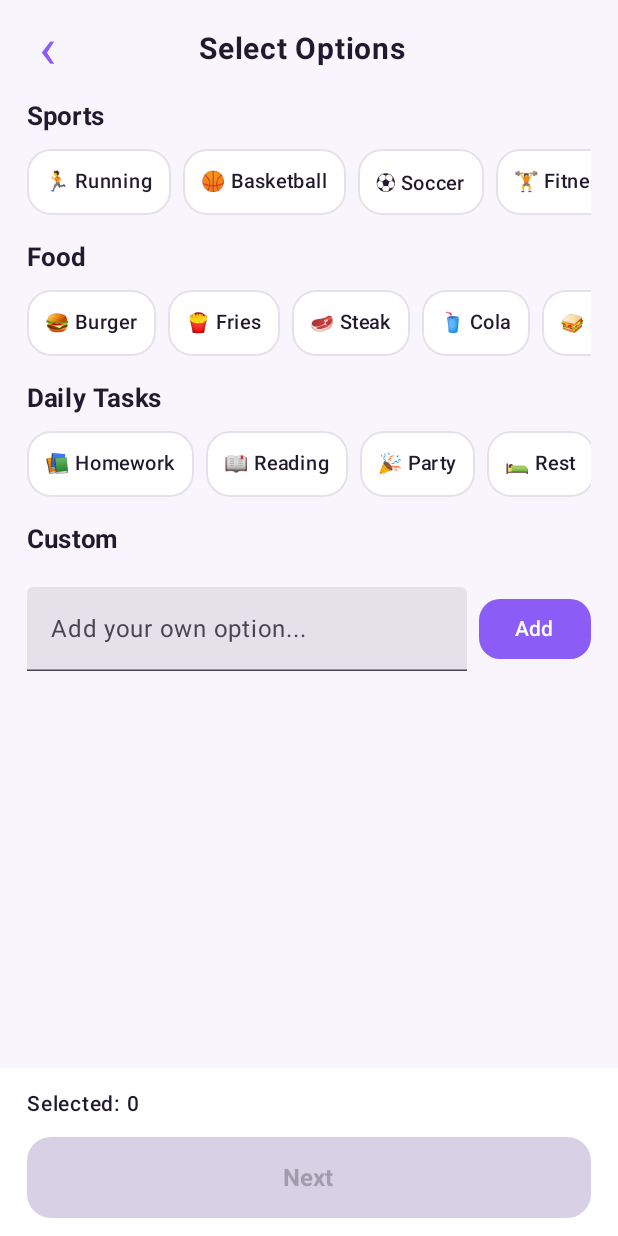
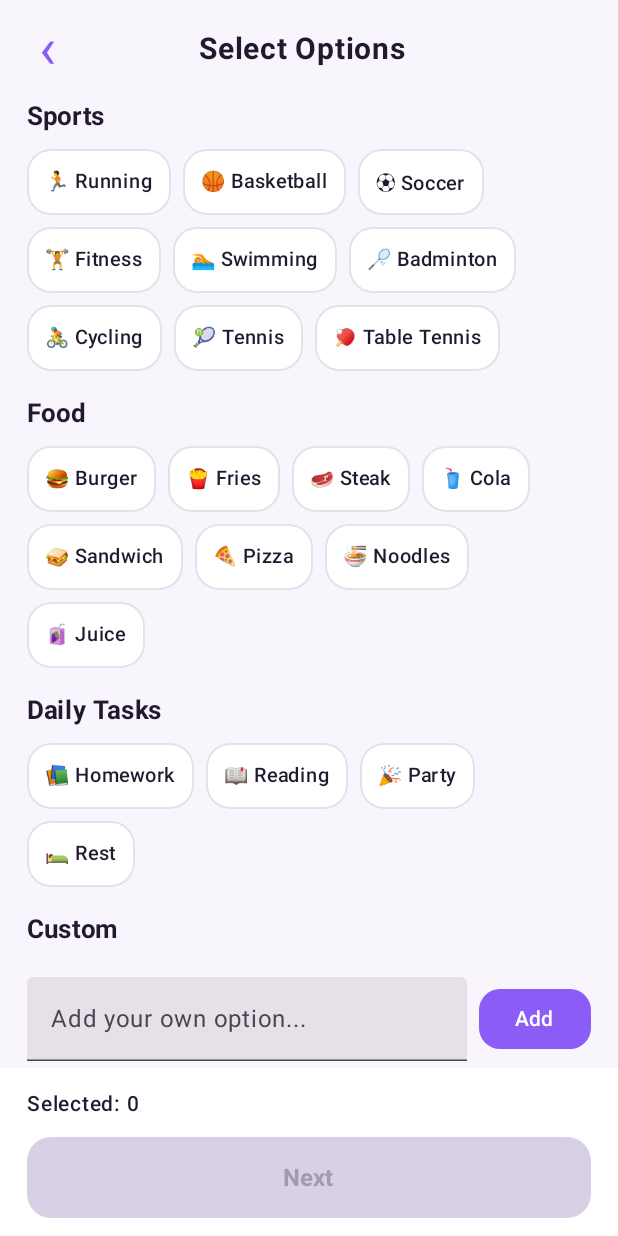
Before and after one commit to Alan-creator303/Android-Project-3212537, an Android app built with Jetpack Compose: the screen it shows after launch (MainActivity), after a tap on "Start Your Decision", on a phone screen of 412 x 824 dp. Run offline under Robolectric (Android 15) with nearby library versions, the phone set to English and light mode, and no system bars.

Commit message:
Show all options in a grid instead of scrolling rows like before

```diff
--- a/app/src/main/java/com/example/shakeit/ui/screens/OptionSelectionScreen.kt
+++ b/app/src/main/java/com/example/shakeit/ui/screens/OptionSelectionScreen.kt
@@ -2,6 +2,8 @@ package com.example.shakeit.ui.screens
 
 import androidx.compose.foundation.layout.Arrangement
 import androidx.compose.foundation.layout.Column
+import androidx.compose.foundation.layout.ExperimentalLayoutApi
+import androidx.compose.foundation.layout.FlowRow
 import androidx.compose.foundation.layout.Row
 import androidx.compose.foundation.layout.Spacer
 import androidx.compose.foundation.layout.fillMaxSize
@@ -10,8 +12,6 @@ import androidx.compose.foundation.layout.height
 import androidx.compose.foundation.layout.padding
 import androidx.compose.foundation.layout.width
 import androidx.compose.foundation.lazy.LazyColumn
-import androidx.compose.foundation.lazy.LazyRow
-import androidx.compose.foundation.lazy.items
 import androidx.compose.foundation.shape.RoundedCornerShape
 import androidx.compose.material3.Button
 import androidx.compose.material3.ButtonDefaults
@@ -136,6 +136,7 @@ fun OptionSelectionScreen(
     }
 }
 
+@OptIn(ExperimentalLayoutApi::class)
 @Composable
 fun OptionCategory(
     title: String,
@@ -146,8 +147,12 @@ fun OptionCategory(
     Column(modifier = Modifier.padding(horizontal = 18.dp)) {
         Text(title, color = Ink, fontSize = 17.sp, fontWeight = FontWeight.Bold)
         Spacer(modifier = Modifier.height(10.dp))
-        LazyRow(horizontalArrangement = Arrangement.spacedBy(8.dp)) {
-            items(options) { option ->
+        // the chips wrap onto the next line, so no option is hidden
+        FlowRow(
+            horizontalArrangement = Arrangement.spacedBy(8.dp),
+            verticalArrangement = Arrangement.spacedBy(8.dp)
+        ) {
+            options.forEach { option ->
                 OptionChip(
                     option = option,
                     isSelected = selectedOptions.contains(option),
@@ -158,6 +163,7 @@ fun OptionCategory(
     }
 }
 
+@OptIn(ExperimentalLayoutApi::class)
 @Composable
 fun CustomOptionSection(
     customOptions: List<String>,
@@ -171,8 +177,11 @@ fun CustomOptionSection(
         Text("Custom", color = Ink, fontSize = 17.sp, fontWeight = FontWeight.Bold)
         Spacer(modifier = Modifier.height(10.dp))
 
-        LazyRow(horizontalArrangement = Arrangement.spacedBy(8.dp)) {
-            items(customOptions) { option ->
+        FlowRow(
+            horizontalArrangement = Arrangement.spacedBy(8.dp),
+            verticalArrangement = Arrangement.spacedBy(8.dp)
+        ) {
+            customOptions.forEach { option ->
                 OptionChip(
                     option = option,
                     isSelected = selectedOptions.contains(option),
```
